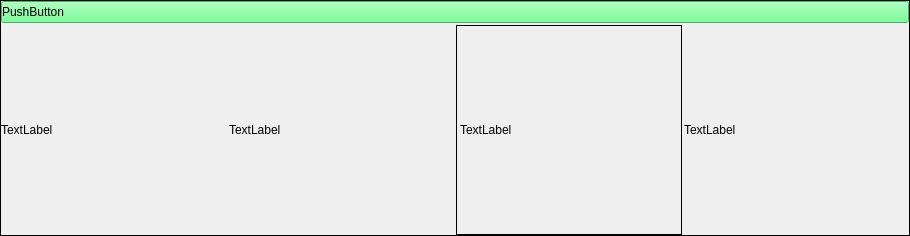
First picture: the form in item.ui, repository zhaohuarong/AVBrowser, before the edit.
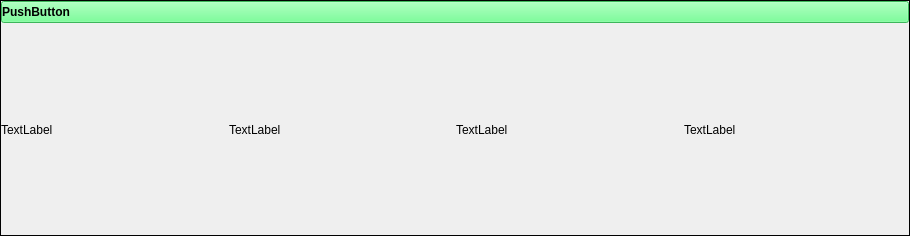
Second picture: the form after the edit.

```diff
--- a/item.ui
+++ b/item.ui
@@ -49,6 +49,12 @@
    </property>
    <item row="0" column="0" colspan="4">
     <widget class="QPushButton" name="pushButton">
+     <property name="font">
+      <font>
+       <weight>75</weight>
+       <bold>true</bold>
+      </font>
+     </property>
      <property name="autoFillBackground">
       <bool>false</bool>
      </property>
@@ -87,7 +93,7 @@
    <item row="1" column="2">
     <widget class="QLabel" name="p3">
      <property name="frameShape">
-      <enum>QFrame::Box</enum>
+      <enum>QFrame::NoFrame</enum>
      </property>
      <property name="text">
       <string>TextLabel</string>
```
